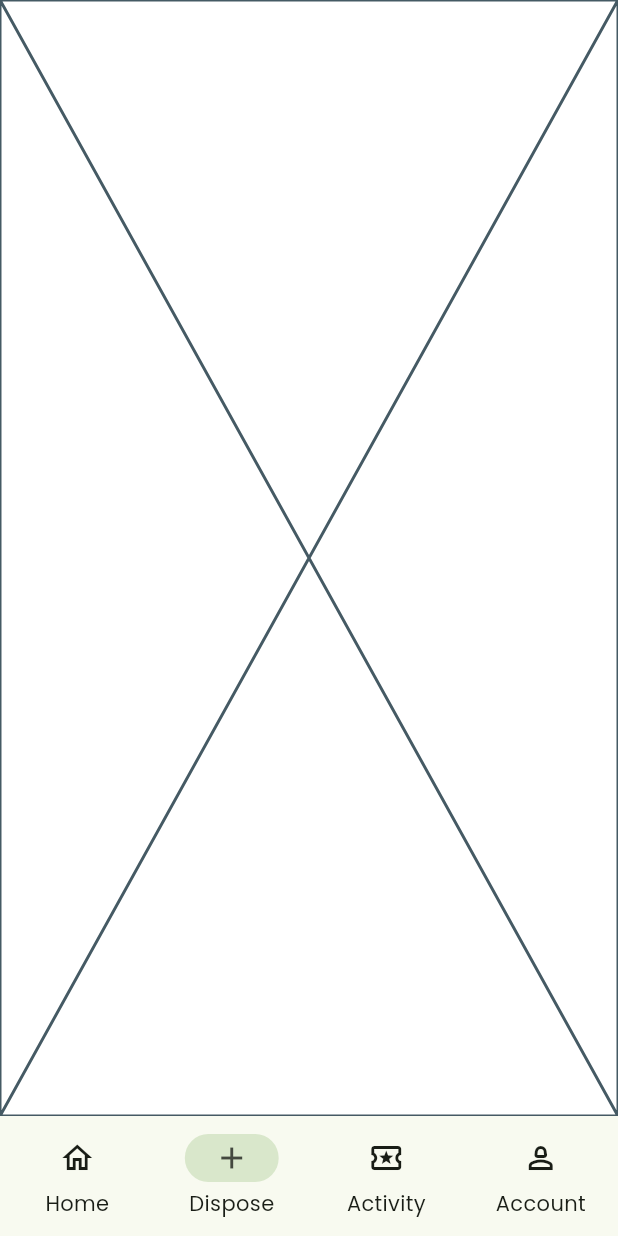
After one commit to Mdavid508/ebin, a Flutter app: the DismantlerNavigationMenu screen opened directly, item 2 of the bottom bar chosen, on a phone screen of 412 x 824 dp. The commit adds this screen. Run offline on Flutter 3.47's test engine with Material 3 defaults, Android fonts, the phone set to English and light mode, and no system bars; our stand-ins replace cloud_firestore, firebase_auth, firebase_core, geolocator, get, google_maps_flutter and 3 more; accounts and stored records are empty.

Commit message:
dismantler changes

```diff
--- /dev/null
+++ b/lib/views/dismantlers/dismanter_dispose.dart
@@ -0,0 +1,10 @@
+import 'package:flutter/material.dart';
+
+class DismantlerDispose extends StatelessWidget {
+  const DismantlerDispose({super.key});
+
+  @override
+  Widget build(BuildContext context) {
+    return const Placeholder();
+  }
+}
--- a/lib/views/dismantlers/dismantler_navigation_menu.dart
+++ b/lib/views/dismantlers/dismantler_navigation_menu.dart
@@ -1,10 +1,69 @@
+import 'package:ebin/constants/colors.dart';
+import 'package:ebin/views/dismantlers/dismanter_dispose.dart';
+import 'package:ebin/views/dismantlers/dismantler_home_page.dart';
+import 'package:ebin/views/dismantlers/dismantler_profile.dart';
+import 'package:ebin/profile_page.dart';
 import 'package:flutter/material.dart';
 
-class DismantlerNavigationMenu extends StatelessWidget {
+class DismantlerNavigationMenu extends StatefulWidget {
   const DismantlerNavigationMenu({super.key});
 
   @override
+  State<DismantlerNavigationMenu> createState() =>
+      _DismantlerNavigationMenuState();
+}
+
+class _DismantlerNavigationMenuState extends State<DismantlerNavigationMenu> {
+  int index = 0;
+  final screens = [
+    const DismantlersHomePage(),
+    const DismantlerDispose(),
+    const DismantlerDispose(),
+    ProfilePage(),
+  ];
+  @override
   Widget build(BuildContext context) {
-    return const Placeholder();
+    return Scaffold(
+      body: screens[index],
+      bottomNavigationBar: NavigationBar(
+        selectedIndex: index,
+        onDestinationSelected: (index) => setState(() {
+          this.index = index;
+        }),
+        animationDuration: const Duration(seconds: 2),
+        destinations: const [
+          NavigationDestination(
+            icon: Icon(Icons.home_outlined),
+            label: 'Home',
+            selectedIcon: Icon(
+              Icons.home_filled,
+              color: MyAppColors.onSurfaceVariant,
+            ),
+          ),
+          NavigationDestination(
+              icon: Icon(Icons.add),
+              label: 'Dispose',
+              selectedIcon: Icon(
+                Icons.add,
+                color: MyAppColors.onSurfaceVariant,
+              )),
+          NavigationDestination(
+              icon: Icon(Icons.local_activity_outlined),
+              label: 'Activity',
+              selectedIcon: Icon(
+                Icons.local_activity,
+                color: MyAppColors.onSurfaceVariant,
+              )),
+          NavigationDestination(
+              icon: Icon(Icons.person_2_outlined),
+              label: 'Account',
+              selectedIcon: Icon(
+                Icons.person_2,
+                color: MyAppColors.onSurfaceVariant,
+              )),
+        ],
+        height: 80,
+      ),
+    );
   }
 }
--- /dev/null
+++ b/lib/views/dismantlers/dismantler_profile.dart
@@ -0,0 +1 @@
+import 'package:flutter/material.dart';
```
Also changed, not shown: lib/views/dismantlers/dismantler_activity_page.dart (added, +10 -0 lines), lib/views/dismantlers/dismantler_home_page.dart (+94 -1 lines), lib/views/dismantlers/dismantlers_registration.dart (added, +139 -0 lines).
